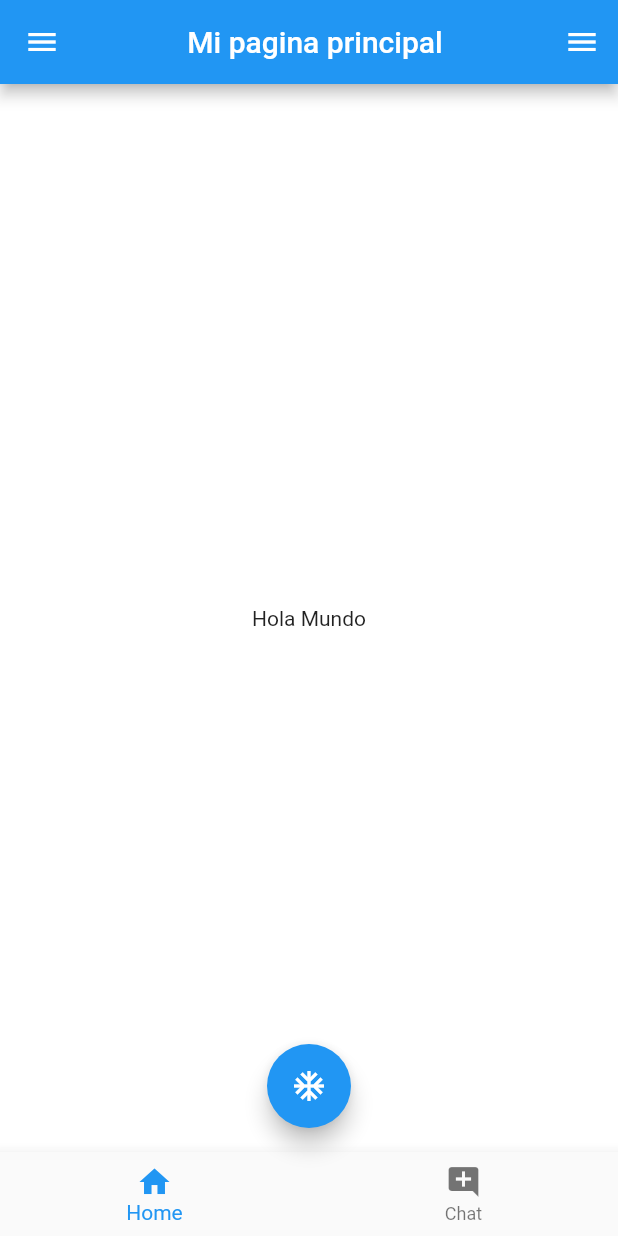
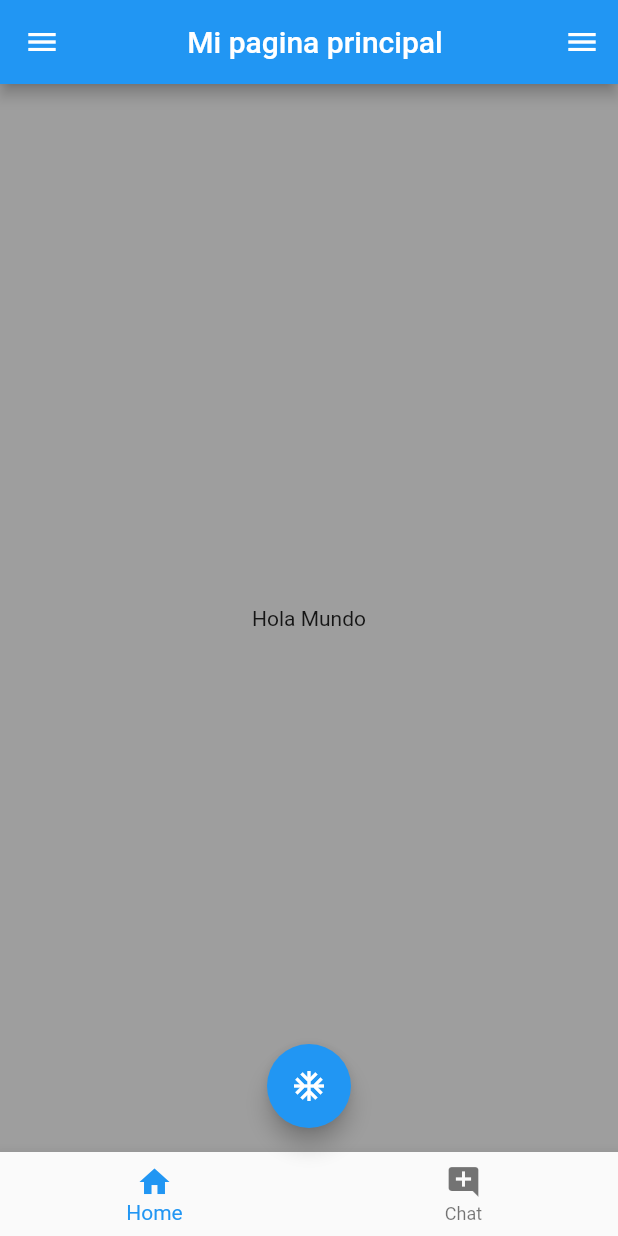
Before and after one commit to Camilo020/Flutter_Project2, a Flutter app: the screen it shows after launch, on a phone screen of 412 x 824 dp. Run offline on Flutter 3.47's test engine with Material 2 defaults, Android fonts, the phone set to English and light mode, and no system bars.

Commit message:
Second Commit

```diff
--- a/lib/pages/home_page.dart
+++ b/lib/pages/home_page.dart
@@ -5,7 +5,7 @@ class HomePage extends StatelessWidget{
   @override
   Widget build(BuildContext context) {
     return Scaffold(
-      backgroundColor: ( Colors.white),
+      backgroundColor: ( Colors.grey),
       appBar: AppBar(
         backgroundColor: (Colors.blue),
         title: Center(
```
